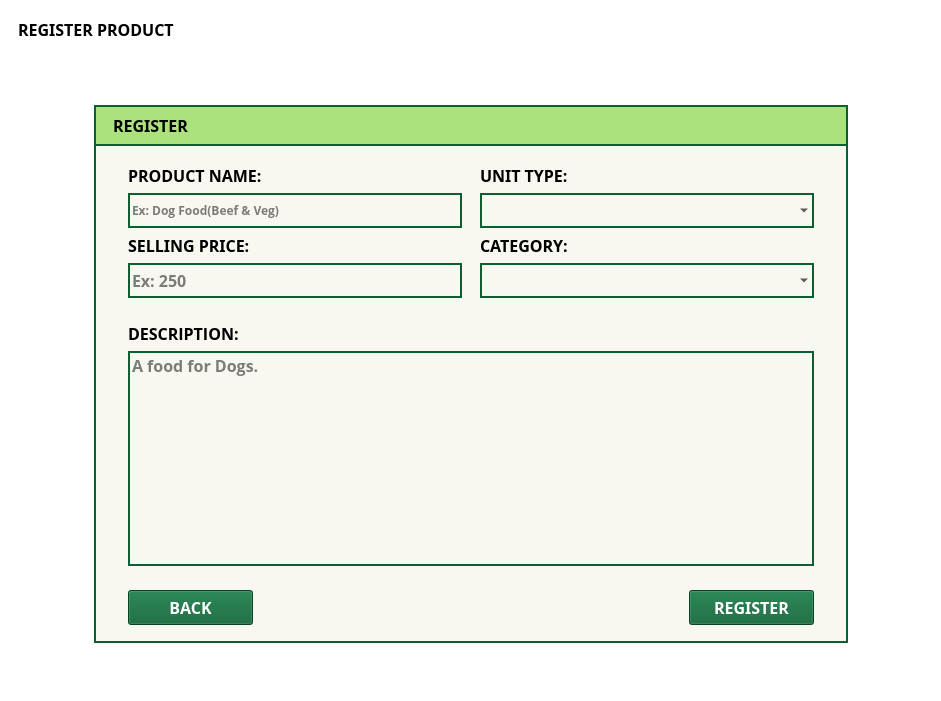
This is Screens/MainMenuScreens/Registration/Registration_prod.ui in Bideiro/Ranil_project_py as Qt 5 draws it before an edit. The edited form follows.
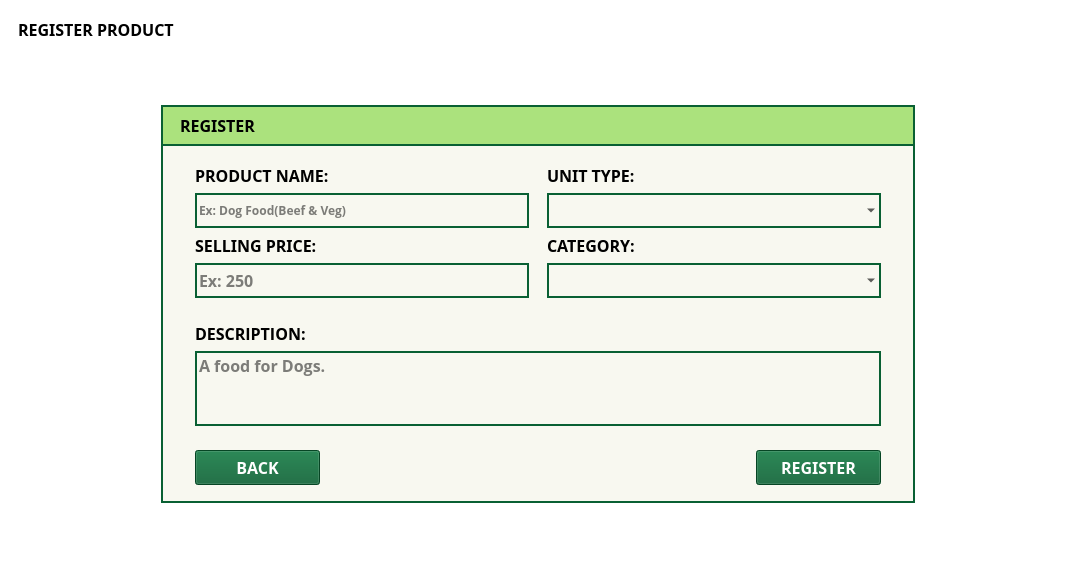
This is the edited form.

```diff
--- a/Screens/MainMenuScreens/Registration/Registration_prod.ui
+++ b/Screens/MainMenuScreens/Registration/Registration_prod.ui
@@ -6,8 +6,8 @@
    <rect>
     <x>0</x>
     <y>0</y>
-    <width>941</width>
-    <height>701</height>
+    <width>1076</width>
+    <height>561</height>
    </rect>
   </property>
   <property name="font">
```
